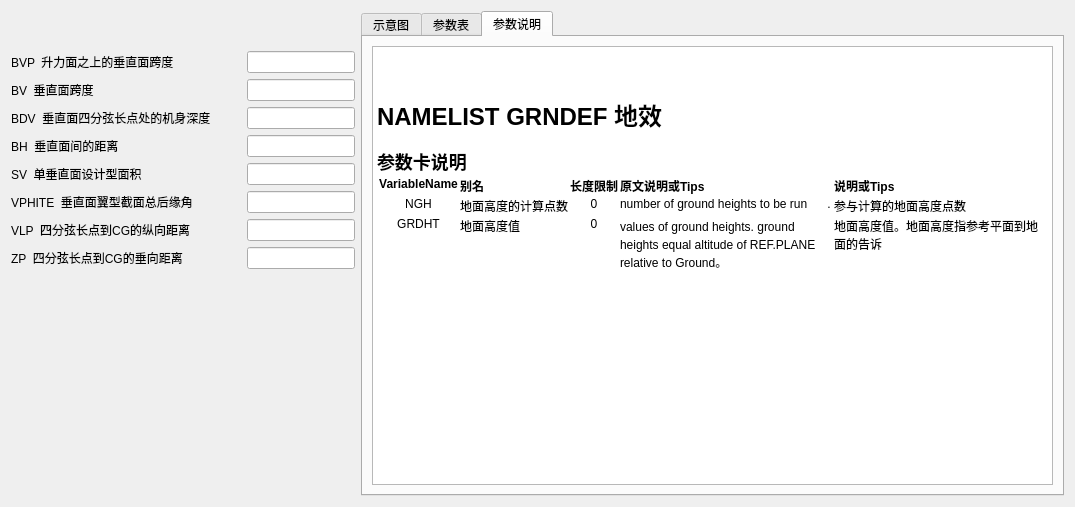
This is PyDatcomLab/GUIs/PlaneConfiguration/TVTPAN.ui in darkspring2015/PyDatcomLab as Qt 5 draws it before an edit. The edited form follows.
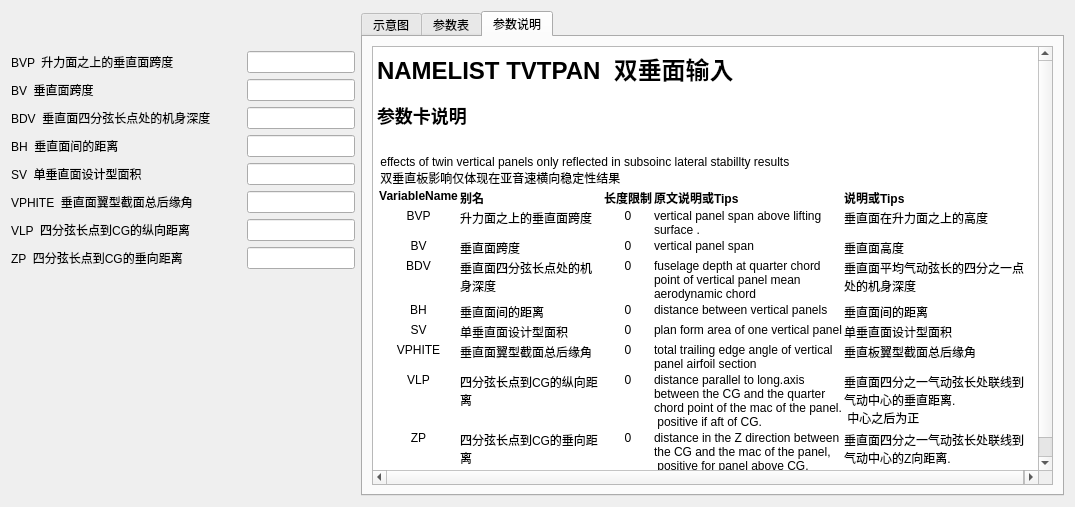
This is the edited form. Icons and pictures are not drawn.

Commit message: 创建了襟翼参数的说明文件

```diff
--- a/PyDatcomLab/GUIs/PlaneConfiguration/TVTPAN.ui
+++ b/PyDatcomLab/GUIs/PlaneConfiguration/TVTPAN.ui
@@ -397,9 +397,9 @@
 &lt;html&gt;&lt;head&gt;&lt;meta name=&quot;qrichtext&quot; content=&quot;1&quot; /&gt;&lt;style type=&quot;text/css&quot;&gt;
 p, li { white-space: pre-wrap; }
 &lt;/style&gt;&lt;/head&gt;&lt;body style=&quot; font-family:'SimSun'; font-size:9pt; font-weight:400; font-style:normal;&quot;&gt;
-&lt;p style=&quot; margin-top:0px; margin-bottom:0px; margin-left:0px; margin-right:0px; -qt-block-indent:0; text-indent:0px;&quot;&gt;&lt;br /&gt;&lt;/p&gt;
-&lt;p style=&quot; margin-top:18px; margin-bottom:12px; margin-left:0px; margin-right:0px; -qt-block-indent:0; text-indent:0px;&quot;&gt;&lt;a name=&quot;user-content-namelist-grndef-地效&quot;&gt;&lt;/a&gt;&lt;span style=&quot; font-size:xx-large; font-weight:600;&quot;&gt;N&lt;/span&gt;&lt;span style=&quot; font-size:xx-large; font-weight:600;&quot;&gt;AMELIST GRNDEF 地效&lt;/span&gt;&lt;/p&gt;
-&lt;p style=&quot; margin-top:16px; margin-bottom:12px; margin-left:0px; margin-right:0px; -qt-block-indent:0; text-indent:0px;&quot;&gt;&lt;a name=&quot;user-content-参数卡说明-1&quot;&gt;&lt;/a&gt;&lt;span style=&quot; font-size:x-large; font-weight:600;&quot;&gt;参&lt;/span&gt;&lt;span style=&quot; font-size:x-large; font-weight:600;&quot;&gt;数卡说明&lt;/span&gt;&lt;/p&gt;
+&lt;p style=&quot; margin-top:18px; margin-bottom:12px; margin-left:0px; margin-right:0px; -qt-block-indent:0; text-indent:0px;&quot;&gt;&lt;a name=&quot;user-content-namelist-tvtpan--双垂面输入&quot;&gt;&lt;/a&gt;&lt;span style=&quot; font-size:xx-large; font-weight:600;&quot;&gt;N&lt;/span&gt;&lt;span style=&quot; font-size:xx-large; font-weight:600;&quot;&gt;AMELIST TVTPAN  双垂面输入&lt;/span&gt;&lt;/p&gt;
+&lt;p style=&quot; margin-top:16px; margin-bottom:12px; margin-left:0px; margin-right:0px; -qt-block-indent:0; text-indent:0px;&quot;&gt;&lt;a name=&quot;user-content-参数卡说明-2&quot;&gt;&lt;/a&gt;&lt;span style=&quot; font-size:x-large; font-weight:600;&quot;&gt;参&lt;/span&gt;&lt;span style=&quot; font-size:x-large; font-weight:600;&quot;&gt;数卡说明&lt;/span&gt;&lt;/p&gt;
+&lt;p style=&quot; margin-top:12px; margin-bottom:12px; margin-left:0px; margin-right:0px; -qt-block-indent:0; text-indent:0px;&quot;&gt;&lt;br /&gt; effects of twin vertical panels only reflected in subsoinc lateral stabillty results&lt;br /&gt; 双垂直板影响仅体现在亚音速横向稳定性结果&lt;/p&gt;
 &lt;table border=&quot;0&quot; style=&quot; margin-top:0px; margin-bottom:0px; margin-left:0px; margin-right:0px;&quot; cellspacing=&quot;2&quot; cellpadding=&quot;0&quot;&gt;&lt;thead&gt;
 &lt;tr&gt;
 &lt;td&gt;
@@ -414,26 +414,92 @@
 &lt;p style=&quot; margin-top:0px; margin-bottom:0px; margin-left:0px; margin-right:0px; -qt-block-indent:0; text-indent:0px;&quot;&gt;&lt;span style=&quot; font-weight:600;&quot;&gt;说明或Tips&lt;/span&gt;&lt;/p&gt;&lt;/td&gt;&lt;/tr&gt;&lt;/thead&gt;
 &lt;tr&gt;
 &lt;td&gt;
-&lt;p align=&quot;center&quot; style=&quot; margin-top:0px; margin-bottom:0px; margin-left:0px; margin-right:0px; -qt-block-indent:0; text-indent:0px;&quot;&gt;NGH&lt;/p&gt;&lt;/td&gt;
+&lt;p align=&quot;center&quot; style=&quot; margin-top:0px; margin-bottom:0px; margin-left:0px; margin-right:0px; -qt-block-indent:0; text-indent:0px;&quot;&gt;BVP&lt;/p&gt;&lt;/td&gt;
 &lt;td&gt;
-&lt;p style=&quot; margin-top:0px; margin-bottom:0px; margin-left:0px; margin-right:0px; -qt-block-indent:0; text-indent:0px;&quot;&gt;地面高度的计算点数&lt;/p&gt;&lt;/td&gt;
+&lt;p style=&quot; margin-top:0px; margin-bottom:0px; margin-left:0px; margin-right:0px; -qt-block-indent:0; text-indent:0px;&quot;&gt;升力面之上的垂直面跨度&lt;/p&gt;&lt;/td&gt;
 &lt;td&gt;
 &lt;p align=&quot;center&quot; style=&quot; margin-top:0px; margin-bottom:0px; margin-left:0px; margin-right:0px; -qt-block-indent:0; text-indent:0px;&quot;&gt;0&lt;/p&gt;&lt;/td&gt;
 &lt;td&gt;
-&lt;p style=&quot; margin-top:0px; margin-bottom:0px; margin-left:0px; margin-right:0px; -qt-block-indent:0; text-indent:0px;&quot;&gt;number of ground heights to be run      .&lt;/p&gt;&lt;/td&gt;
+&lt;p style=&quot; margin-top:0px; margin-bottom:0px; margin-left:0px; margin-right:0px; -qt-block-indent:0; text-indent:0px;&quot;&gt;vertical panel span above lifting surface .&lt;/p&gt;&lt;/td&gt;
 &lt;td&gt;
-&lt;p style=&quot; margin-top:0px; margin-bottom:0px; margin-left:0px; margin-right:0px; -qt-block-indent:0; text-indent:0px;&quot;&gt;参与计算的地面高度点数&lt;/p&gt;&lt;/td&gt;&lt;/tr&gt;
+&lt;p style=&quot; margin-top:0px; margin-bottom:0px; margin-left:0px; margin-right:0px; -qt-block-indent:0; text-indent:0px;&quot;&gt;垂直面在升力面之上的高度&lt;/p&gt;&lt;/td&gt;&lt;/tr&gt;
 &lt;tr&gt;
 &lt;td&gt;
-&lt;p align=&quot;center&quot; style=&quot; margin-top:0px; margin-bottom:0px; margin-left:0px; margin-right:0px; -qt-block-indent:0; text-indent:0px;&quot;&gt;GRDHT&lt;/p&gt;&lt;/td&gt;
+&lt;p align=&quot;center&quot; style=&quot; margin-top:0px; margin-bottom:0px; margin-left:0px; margin-right:0px; -qt-block-indent:0; text-indent:0px;&quot;&gt;BV&lt;/p&gt;&lt;/td&gt;
 &lt;td&gt;
-&lt;p style=&quot; margin-top:0px; margin-bottom:0px; margin-left:0px; margin-right:0px; -qt-block-indent:0; text-indent:0px;&quot;&gt;地面高度值&lt;/p&gt;&lt;/td&gt;
+&lt;p style=&quot; margin-top:0px; margin-bottom:0px; margin-left:0px; margin-right:0px; -qt-block-indent:0; text-indent:0px;&quot;&gt;垂直面跨度&lt;/p&gt;&lt;/td&gt;
 &lt;td&gt;
 &lt;p align=&quot;center&quot; style=&quot; margin-top:0px; margin-bottom:0px; margin-left:0px; margin-right:0px; -qt-block-indent:0; text-indent:0px;&quot;&gt;0&lt;/p&gt;&lt;/td&gt;
 &lt;td&gt;
-&lt;p style=&quot; margin-top:0px; margin-bottom:0px; margin-left:0px; margin-right:0px; -qt-block-indent:0; text-indent:0px;&quot;&gt;values of ground heights. ground heights equal altitude of REF.PLANE relative to Ground。&lt;/p&gt;&lt;/td&gt;
+&lt;p style=&quot; margin-top:0px; margin-bottom:0px; margin-left:0px; margin-right:0px; -qt-block-indent:0; text-indent:0px;&quot;&gt;vertical panel span&lt;/p&gt;&lt;/td&gt;
 &lt;td&gt;
-&lt;p style=&quot; margin-top:0px; margin-bottom:0px; margin-left:0px; margin-right:0px; -qt-block-indent:0; text-indent:0px;&quot;&gt;地面高度值。地面高度指参考平面到地面的告诉&lt;/p&gt;&lt;/td&gt;&lt;/tr&gt;&lt;/table&gt;&lt;/body&gt;&lt;/html&gt;</string>
+&lt;p style=&quot; margin-top:0px; margin-bottom:0px; margin-left:0px; margin-right:0px; -qt-block-indent:0; text-indent:0px;&quot;&gt;垂直面高度&lt;/p&gt;&lt;/td&gt;&lt;/tr&gt;
+&lt;tr&gt;
+&lt;td&gt;
+&lt;p align=&quot;center&quot; style=&quot; margin-top:0px; margin-bottom:0px; margin-left:0px; margin-right:0px; -qt-block-indent:0; text-indent:0px;&quot;&gt;BDV&lt;/p&gt;&lt;/td&gt;
+&lt;td&gt;
+&lt;p style=&quot; margin-top:0px; margin-bottom:0px; margin-left:0px; margin-right:0px; -qt-block-indent:0; text-indent:0px;&quot;&gt;垂直面四分弦长点处的机身深度&lt;/p&gt;&lt;/td&gt;
+&lt;td&gt;
+&lt;p align=&quot;center&quot; style=&quot; margin-top:0px; margin-bottom:0px; margin-left:0px; margin-right:0px; -qt-block-indent:0; text-indent:0px;&quot;&gt;0&lt;/p&gt;&lt;/td&gt;
+&lt;td&gt;
+&lt;p style=&quot; margin-top:0px; margin-bottom:0px; margin-left:0px; margin-right:0px; -qt-block-indent:0; text-indent:0px;&quot;&gt;fuselage depth at quarter chord point of vertical panel mean aerodynamic chord&lt;/p&gt;&lt;/td&gt;
+&lt;td&gt;
+&lt;p style=&quot; margin-top:0px; margin-bottom:0px; margin-left:0px; margin-right:0px; -qt-block-indent:0; text-indent:0px;&quot;&gt;垂直面平均气动弦长的四分之一点处的机身深度&lt;/p&gt;&lt;/td&gt;&lt;/tr&gt;
+&lt;tr&gt;
+&lt;td&gt;
+&lt;p align=&quot;center&quot; style=&quot; margin-top:0px; margin-bottom:0px; margin-left:0px; margin-right:0px; -qt-block-indent:0; text-indent:0px;&quot;&gt;BH&lt;/p&gt;&lt;/td&gt;
+&lt;td&gt;
+&lt;p style=&quot; margin-top:0px; margin-bottom:0px; margin-left:0px; margin-right:0px; -qt-block-indent:0; text-indent:0px;&quot;&gt;垂直面间的距离&lt;/p&gt;&lt;/td&gt;
+&lt;td&gt;
+&lt;p align=&quot;center&quot; style=&quot; margin-top:0px; margin-bottom:0px; margin-left:0px; margin-right:0px; -qt-block-indent:0; text-indent:0px;&quot;&gt;0&lt;/p&gt;&lt;/td&gt;
+&lt;td&gt;
+&lt;p style=&quot; margin-top:0px; margin-bottom:0px; margin-left:0px; margin-right:0px; -qt-block-indent:0; text-indent:0px;&quot;&gt;distance between vertical panels&lt;/p&gt;&lt;/td&gt;
+&lt;td&gt;
+&lt;p style=&quot; margin-top:0px; margin-bottom:0px; margin-left:0px; margin-right:0px; -qt-block-indent:0; text-indent:0px;&quot;&gt;垂直面间的距离&lt;/p&gt;&lt;/td&gt;&lt;/tr&gt;
+&lt;tr&gt;
+&lt;td&gt;
+&lt;p align=&quot;center&quot; style=&quot; margin-top:0px; margin-bottom:0px; margin-left:0px; margin-right:0px; -qt-block-indent:0; text-indent:0px;&quot;&gt;SV&lt;/p&gt;&lt;/td&gt;
+&lt;td&gt;
+&lt;p style=&quot; margin-top:0px; margin-bottom:0px; margin-left:0px; margin-right:0px; -qt-block-indent:0; text-indent:0px;&quot;&gt;单垂直面设计型面积&lt;/p&gt;&lt;/td&gt;
+&lt;td&gt;
+&lt;p align=&quot;center&quot; style=&quot; margin-top:0px; margin-bottom:0px; margin-left:0px; margin-right:0px; -qt-block-indent:0; text-indent:0px;&quot;&gt;0&lt;/p&gt;&lt;/td&gt;
+&lt;td&gt;
+&lt;p style=&quot; margin-top:0px; margin-bottom:0px; margin-left:0px; margin-right:0px; -qt-block-indent:0; text-indent:0px;&quot;&gt;plan form area of one vertical panel&lt;/p&gt;&lt;/td&gt;
+&lt;td&gt;
+&lt;p style=&quot; margin-top:0px; margin-bottom:0px; margin-left:0px; margin-right:0px; -qt-block-indent:0; text-indent:0px;&quot;&gt;单垂直面设计型面积&lt;/p&gt;&lt;/td&gt;&lt;/tr&gt;
+&lt;tr&gt;
+&lt;td&gt;
+&lt;p align=&quot;center&quot; style=&quot; margin-top:0px; margin-bottom:0px; margin-left:0px; margin-right:0px; -qt-block-indent:0; text-indent:0px;&quot;&gt;VPHITE&lt;/p&gt;&lt;/td&gt;
+&lt;td&gt;
+&lt;p style=&quot; margin-top:0px; margin-bottom:0px; margin-left:0px; margin-right:0px; -qt-block-indent:0; text-indent:0px;&quot;&gt;垂直面翼型截面总后缘角&lt;/p&gt;&lt;/td&gt;
+&lt;td&gt;
+&lt;p align=&quot;center&quot; style=&quot; margin-top:0px; margin-bottom:0px; margin-left:0px; margin-right:0px; -qt-block-indent:0; text-indent:0px;&quot;&gt;0&lt;/p&gt;&lt;/td&gt;
+&lt;td&gt;
+&lt;p style=&quot; margin-top:0px; margin-bottom:0px; margin-left:0px; margin-right:0px; -qt-block-indent:0; text-indent:0px;&quot;&gt;total trailing edge angle of vertical panel airfoil section&lt;/p&gt;&lt;/td&gt;
+&lt;td&gt;
+&lt;p style=&quot; margin-top:0px; margin-bottom:0px; margin-left:0px; margin-right:0px; -qt-block-indent:0; text-indent:0px;&quot;&gt;垂直板翼型截面总后缘角&lt;/p&gt;&lt;/td&gt;&lt;/tr&gt;
+&lt;tr&gt;
+&lt;td&gt;
+&lt;p align=&quot;center&quot; style=&quot; margin-top:0px; margin-bottom:0px; margin-left:0px; margin-right:0px; -qt-block-indent:0; text-indent:0px;&quot;&gt;VLP&lt;/p&gt;&lt;/td&gt;
+&lt;td&gt;
+&lt;p style=&quot; margin-top:0px; margin-bottom:0px; margin-left:0px; margin-right:0px; -qt-block-indent:0; text-indent:0px;&quot;&gt;四分弦长点到CG的纵向距离&lt;/p&gt;&lt;/td&gt;
+&lt;td&gt;
+&lt;p align=&quot;center&quot; style=&quot; margin-top:0px; margin-bottom:0px; margin-left:0px; margin-right:0px; -qt-block-indent:0; text-indent:0px;&quot;&gt;0&lt;/p&gt;&lt;/td&gt;
+&lt;td&gt;
+&lt;p style=&quot; margin-top:0px; margin-bottom:0px; margin-left:0px; margin-right:0px; -qt-block-indent:0; text-indent:0px;&quot;&gt;distance parallel to long.axis between the CG and the quarter chord point of the mac of the panel.&lt;br /&gt; positive if aft of CG.&lt;/p&gt;&lt;/td&gt;
+&lt;td&gt;
+&lt;p style=&quot; margin-top:0px; margin-bottom:0px; margin-left:0px; margin-right:0px; -qt-block-indent:0; text-indent:0px;&quot;&gt;垂直面四分之一气动弦长处联线到气动中心的垂直距离.&lt;br /&gt; 中心之后为正&lt;/p&gt;&lt;/td&gt;&lt;/tr&gt;
+&lt;tr&gt;
+&lt;td&gt;
+&lt;p align=&quot;center&quot; style=&quot; margin-top:0px; margin-bottom:0px; margin-left:0px; margin-right:0px; -qt-block-indent:0; text-indent:0px;&quot;&gt;ZP&lt;/p&gt;&lt;/td&gt;
+&lt;td&gt;
+&lt;p style=&quot; margin-top:0px; margin-bottom:0px; margin-left:0px; margin-right:0px; -qt-block-indent:0; text-indent:0px;&quot;&gt;四分弦长点到CG的垂向距离&lt;/p&gt;&lt;/td&gt;
+&lt;td&gt;
+&lt;p align=&quot;center&quot; style=&quot; margin-top:0px; margin-bottom:0px; margin-left:0px; margin-right:0px; -qt-block-indent:0; text-indent:0px;&quot;&gt;0&lt;/p&gt;&lt;/td&gt;
+&lt;td&gt;
+&lt;p style=&quot; margin-top:0px; margin-bottom:0px; margin-left:0px; margin-right:0px; -qt-block-indent:0; text-indent:0px;&quot;&gt;distance in the Z direction between the CG and the mac of the panel,&lt;br /&gt; positive for panel above CG.&lt;/p&gt;&lt;/td&gt;
+&lt;td&gt;
+&lt;p style=&quot; margin-top:0px; margin-bottom:0px; margin-left:0px; margin-right:0px; -qt-block-indent:0; text-indent:0px;&quot;&gt;垂直面四分之一气动弦长处联线到气动中心的Z向距离.&lt;br /&gt; 中心之上为正&lt;/p&gt;&lt;/td&gt;&lt;/tr&gt;&lt;/table&gt;&lt;/body&gt;&lt;/html&gt;</string>
          </property>
         </widget>
        </item>
```
The commit also changes 9 other files.
